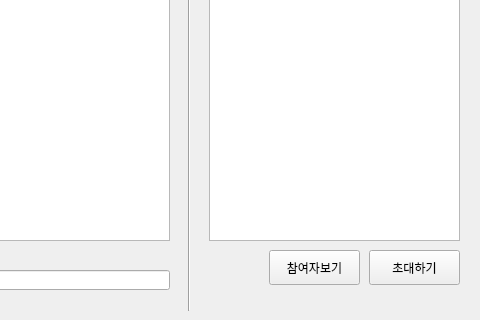
This is main_temp.ui in ElisaBluebell/ChanAndGame as Qt 5 draws it before an edit; both pictures show x 400 to 880 and y 139 to 459 of the 880 by 459 pixel window. The edited form follows.
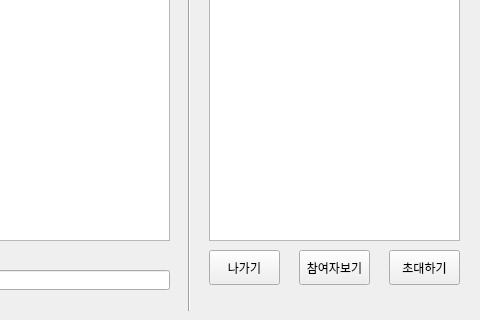
This is the edited form. The open tabs and pages were chosen to show the change.

Patch:
```diff
--- a/main_temp.ui
+++ b/main_temp.ui
@@ -338,9 +338,9 @@
     <widget class="QPushButton" name="invite">
      <property name="geometry">
       <rect>
-       <x>770</x>
+       <x>790</x>
        <y>390</y>
-       <width>91</width>
+       <width>71</width>
        <height>35</height>
       </rect>
      </property>
@@ -351,9 +351,9 @@
     <widget class="QPushButton" name="member">
      <property name="geometry">
       <rect>
-       <x>670</x>
+       <x>700</x>
        <y>390</y>
-       <width>91</width>
+       <width>71</width>
        <height>35</height>
       </rect>
      </property>
@@ -374,6 +374,19 @@
       <enum>Qt::Vertical</enum>
      </property>
     </widget>
+    <widget class="QPushButton" name="exit">
+     <property name="geometry">
+      <rect>
+       <x>610</x>
+       <y>390</y>
+       <width>71</width>
+       <height>35</height>
+      </rect>
+     </property>
+     <property name="text">
+      <string>나가기</string>
+     </property>
+    </widget>
    </widget>
   </widget>
  </widget>
```
